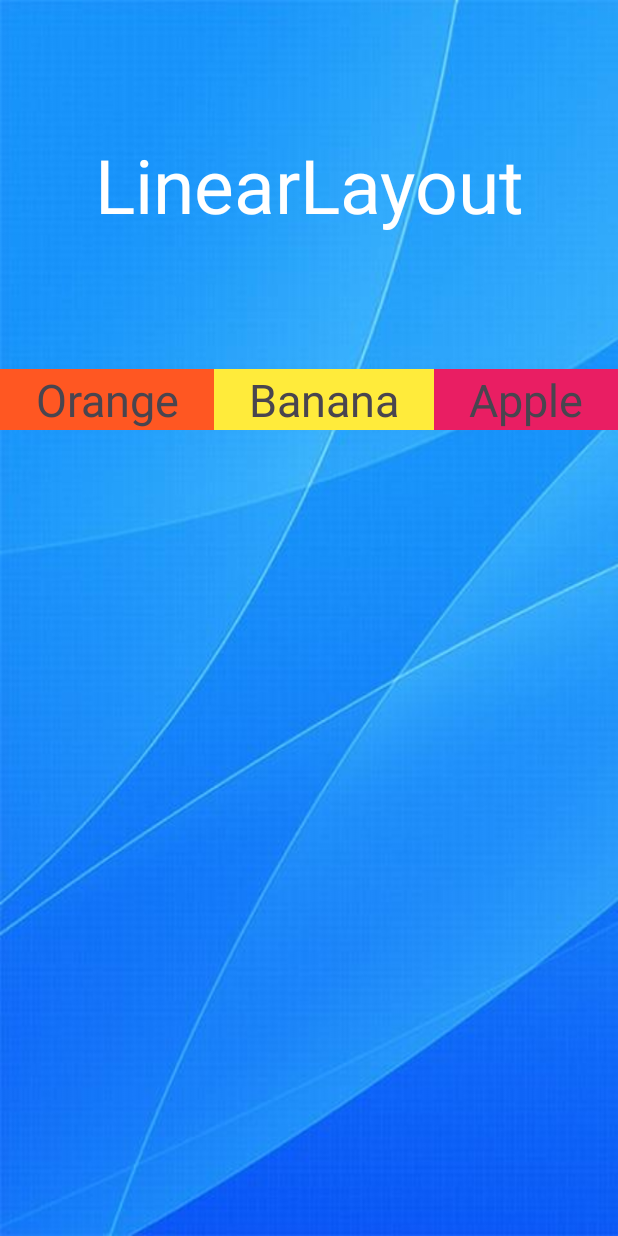
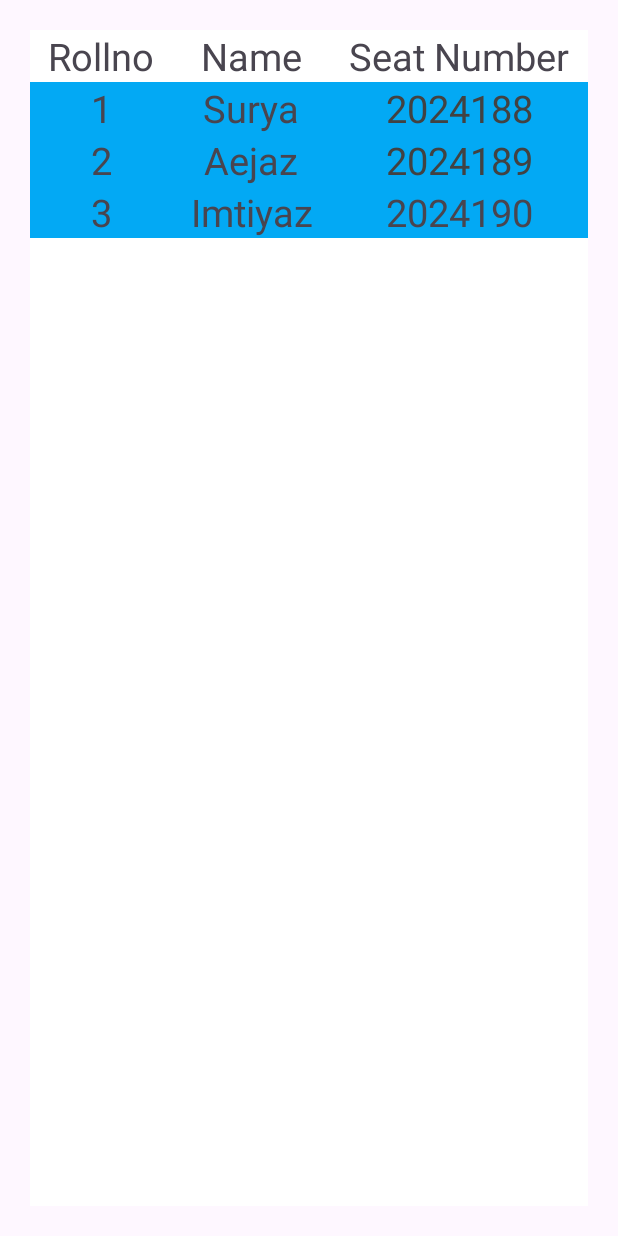
Before and after one commit to suryaofficial7/TYBSCIT-AdvancedMobileProgramming, an Android app: the screen it shows after launch (MainActivity), on a phone screen of 412 x 824 dp. Run offline under Robolectric (Android 15) with nearby library versions, the light colour scheme and no system bars.

Commit message:
Pract 4 Different types of LAYOUTS

```diff
--- a/PRACT 4/app/src/main/AndroidManifest.xml
+++ b/PRACT 4/app/src/main/AndroidManifest.xml
@@ -13,6 +13,12 @@
         android:theme="@style/Theme.Pract1"
         tools:targetApi="31">
         <activity
+            android:name=".relative"
+            android:exported="false" />
+        <activity
+            android:name=".linear"
+            android:exported="false" />
+        <activity
             android:name=".MainActivity"
             android:exported="true">
             <intent-filter>
--- a/PRACT 4/app/src/main/res/layout/activity_main.xml
+++ b/PRACT 4/app/src/main/res/layout/activity_main.xml
@@ -1,55 +1,152 @@
 <?xml version="1.0" encoding="utf-8"?>
-<LinearLayout xmlns:android="http://schemas.android.com/apk/res/android"
+<TableLayout xmlns:android="http://schemas.android.com/apk/res/android"
     xmlns:app="http://schemas.android.com/apk/res-auto"
     xmlns:tools="http://schemas.android.com/tools"
     android:layout_width="match_parent"
     android:layout_height="match_parent"
+
+    android:layout_margin="20dp"
+    android:background="#FFFFFF"
     android:orientation="vertical"
-    android:background="@drawable/iop3"
     tools:context=".MainActivity">
 
-    <TextView
-        android:id="@+id/heads"
+    <TableRow
         android:layout_width="match_parent"
-        android:layout_height="246dp"
-        android:gravity="center"
-        android:text="LinearLayout"
-        android:textColor="#FFFFFF"
-        android:textSize="50sp" />
-
-    <LinearLayout
-        android:layout_width="match_parent"
-        android:layout_height="match_parent"
-        android:orientation="horizontal">
+        android:layout_height="match_parent" >
 
         <TextView
-            android:id="@+id/orange"
+            android:id="@+id/textView"
             android:layout_width="wrap_content"
             android:layout_height="wrap_content"
             android:layout_weight="1"
-            android:background="#FF5722"
             android:gravity="center"
-            android:text="Orange"
-            android:textSize="30dp" />
+            android:text="Rollno"
+            android:textSize="25sp" />
 
         <TextView
-            android:id="@+id/Banana"
+            android:id="@+id/textView2"
             android:layout_width="wrap_content"
             android:layout_height="wrap_content"
             android:layout_weight="1"
-            android:background="#FFEB3B"
             android:gravity="center"
-            android:text="Banana"
-            android:textSize="30dp" />
+            android:text="Name"
+            android:textSize="25sp" />
 
         <TextView
-            android:id="@+id/Apple"
+            android:id="@+id/textView3"
             android:layout_width="wrap_content"
             android:layout_height="wrap_content"
             android:layout_weight="1"
-            android:background="#E91E63"
             android:gravity="center"
-            android:text="Apple"
-            android:textSize="30dp" />
-    </LinearLayout>
-</LinearLayout>
+            android:text="Seat Number"
+            android:textSize="25sp" />
+    </TableRow>
+
+    <TableRow
+        android:layout_width="match_parent"
+        android:layout_height="match_parent"
+        android:background="#03A9F4"
+        android:backgroundTint="#03A9F4">
+
+        <TextView
+            android:id="@+id/textView11"
+            android:layout_width="wrap_content"
+            android:layout_height="wrap_content"
+            android:layout_weight="1"
+            android:backgroundTint="#8BC34A"
+            android:gravity="center"
+            android:text="1"
+            android:textSize="25sp" />
+
+        <TextView
+            android:id="@+id/textView12"
+            android:layout_width="wrap_content"
+            android:layout_height="wrap_content"
+            android:layout_weight="1"
+            android:gravity="center"
+            android:shadowColor="#B54949"
+            android:text="Surya"
+            android:textSize="25sp" />
+
+        <TextView
+            android:id="@+id/textView13"
+            android:layout_width="wrap_content"
+            android:layout_height="wrap_content"
+            android:layout_weight="1"
+            android:gravity="center"
+            android:text="2024188"
+            android:textColor="@color/cardview_dark_background"
+            android:textSize="25sp" />
+    </TableRow>
+
+    <TableRow
+        android:layout_width="match_parent"
+        android:layout_height="match_parent"
+        android:background="#03A9F4"
+        android:backgroundTint="#03A9F4">
+
+        <TextView
+            android:id="@+id/textView122"
+            android:layout_width="wrap_content"
+            android:layout_height="wrap_content"
+            android:layout_weight="1"
+            android:backgroundTint="#8BC34A"
+            android:gravity="center"
+            android:text="2"
+            android:textSize="25sp" />
+
+        <TextView
+            android:id="@+id/textView22"
+            android:layout_width="wrap_content"
+            android:layout_height="wrap_content"
+            android:layout_weight="1"
+            android:gravity="center"
+            android:text="Aejaz"
+            android:textSize="25sp" />
+
+        <TextView
+            android:id="@+id/textView33"
+            android:layout_width="wrap_content"
+            android:layout_height="wrap_content"
+            android:layout_weight="1"
+            android:gravity="center"
+            android:text="2024189"
+            android:textColor="@color/cardview_dark_background"
+            android:textSize="25sp" />
+    </TableRow>
+
+    <TableRow
+        android:layout_width="match_parent"
+        android:layout_height="match_parent"
+        android:background="#03A9F4"
+        android:backgroundTint="#03A9F4">
+
+        <TextView
+            android:id="@+id/textView14"
+            android:layout_width="wrap_content"
+            android:layout_height="wrap_content"
+            android:layout_weight="1"
+            android:backgroundTint="#8BC34A"
+            android:gravity="center"
+            android:text="3"
+            android:textSize="25sp" />
+
+        <TextView
+            android:id="@+id/textView52"
+            android:layout_width="wrap_content"
+            android:layout_height="wrap_content"
+            android:layout_weight="1"
+            android:gravity="center"
+            android:text="Imtiyaz"
+            android:textSize="25sp" />
+
+        <TextView
+            android:id="@+id/textView43"
+            android:layout_width="wrap_content"
+            android:layout_height="wrap_content"
+            android:layout_weight="1"
+            android:gravity="center"
+            android:text="2024190"
+            android:textSize="25sp" />
+    </TableRow>
+</TableLayout>
```
Also changed, not shown: PRACT 4/app/src/main/java/com/example/pract1/linear.kt (added, +11 -0 lines), PRACT 4/app/src/main/java/com/example/pract1/relative.kt (added, +11 -0 lines), PRACT 4/app/src/main/res/layout/activity_linear.xml (added, +74 -0 lines), PRACT 4/app/src/main/res/layout/activity_relative.xml (added, +196 -0 lines), 1 other file.
